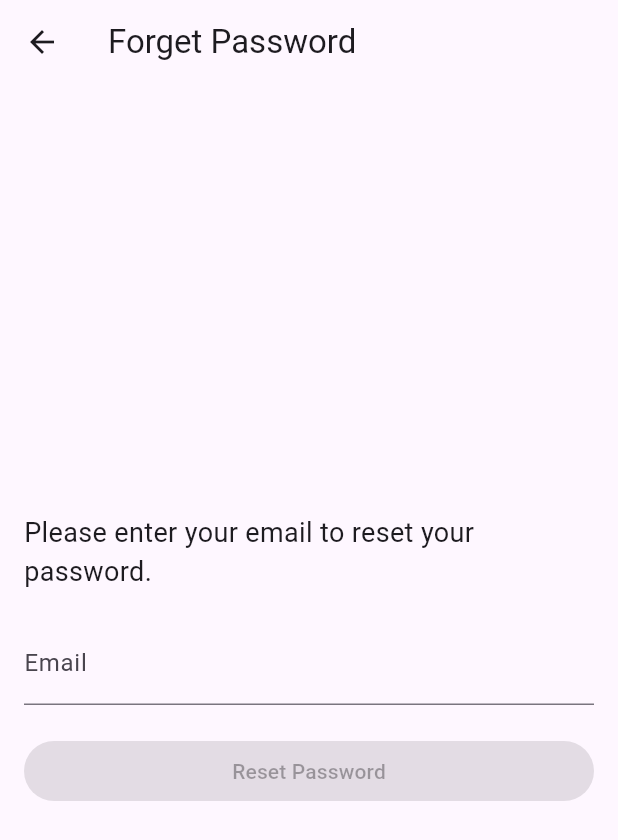
After one commit to HatataMakuna/jommakan, a Flutter app: the ForgetPasswordPage screen opened directly, on a phone screen of 412 x 824 dp. The commit adds this screen. Shown: the top 840 px of the screen. Run offline on Flutter 3.47's test engine with Material 2 defaults, Android fonts, the phone set to English and light mode, and no system bars; our stand-ins replace objectbox.

Commit message:
Forget Password page + ObjectBox database (test)

```diff
--- a/lib/user/CreateAccountPage.dart
+++ b/lib/user/CreateAccountPage.dart
@@ -23,7 +23,7 @@ class _CreateAccountState extends State<CreateAccount> {
   bool isTyping = false;
   bool _showPassword = false;
 
-  final _formkey = GlobalKey<FormState>();
+  //final _formkey = GlobalKey<FormState>();
 
   @override
   Widget build(BuildContext context) {
--- /dev/null
+++ b/lib/user/ForgetPassword.dart
@@ -0,0 +1,81 @@
+import 'package:flutter/material.dart';
+
+void main() => runApp(MaterialApp(home: ForgetPasswordPage()));
+
+class ForgetPasswordPage extends StatefulWidget {
+  @override
+  _ForgetPasswordPageState createState() => _ForgetPasswordPageState();
+}
+
+class _ForgetPasswordPageState extends State<ForgetPasswordPage> {
+  final TextEditingController _emailController = TextEditingController();
+  bool _isButtonEnabled = false;
+
+  @override
+  void initState() {
+    super.initState();
+    _emailController.addListener(_vaildateEmail);
+  }
+
+  @override
+  void dispose() {
+    _emailController.dispose();
+    super.dispose();
+  }
+
+  void _vaildateEmail() {
+    final email = _emailController.text;
+    bool isValidEmail = RegExp(r'^[\w-]+(\.[\w-]+)*@([\w-]+\.)+[a-zA-Z]{2,7}$').hasMatch(email);
+    setState(() {
+      _isButtonEnabled = isValidEmail;
+    });
+  }
+
+  @override
+  Widget build (BuildContext context) {
+    return Scaffold(
+      appBar: AppBar(
+        title: const Text('Forget Password'),
+        leading: IconButton(
+            icon: const Icon(Icons.arrow_back),
+            onPressed: () {
+              Navigator.of(context).pop();
+            },
+        ),
+      ),
+      body: emailField(),
+    );
+  }
+
+  Widget emailField() {
+    return Container(
+      padding: const EdgeInsets.all(16.0),
+      child: Column(
+        crossAxisAlignment: CrossAxisAlignment.stretch,
+        mainAxisAlignment: MainAxisAlignment.center,
+        children: [
+          const Text(
+            'Please enter your email to reset your password.',
+            style: TextStyle(fontSize: 18),
+          ),
+          const SizedBox(height: 20),
+          TextField(
+            controller: _emailController,
+            decoration: const InputDecoration(labelText: 'Email'),
+          ),
+          const SizedBox(height: 20),
+          ElevatedButton(
+            onPressed: _isButtonEnabled ? _resetPassword : null,
+            // send the reset password link to the input email
+            child: Text('Reset Password'),
+          ),
+        ],
+      ),
+    );
+  }
+
+  void _resetPassword() {
+    // handle the logic to reset the password
+    print('Resetting password for email: ${_emailController.text}');
+  }
+}
--- a/lib/user/LoginPage.dart
+++ b/lib/user/LoginPage.dart
@@ -15,6 +15,7 @@ TASKS INSIDE THIS FILE
 
 import 'package:flutter/material.dart';
 import 'CreateAccountPage.dart';
+import 'ForgetPassword.dart';
 
 void main() => runApp(MaterialApp(home: LoginPage()));
 
@@ -111,7 +112,10 @@ class _LoginState extends State<LoginPage> {
 
   Widget forgetPasswordBtn(BuildContext context) {
     return TextButton(
-      onPressed: null, // link to forget password page
+      onPressed: () => Navigator.push(
+        context,
+        MaterialPageRoute(builder: (context) => ForgetPasswordPage())
+      ), // link to forget password page
       child: Text('FORGET PASSWORD?'),
     );
   }
```
Also changed, not shown: lib/database/testdb.dart (+16 -24 lines), lib/objectbox-model.json (added, +42 -0 lines), pubspec.yaml (+12 -2 lines), pubspec.lock, 6 other files.
